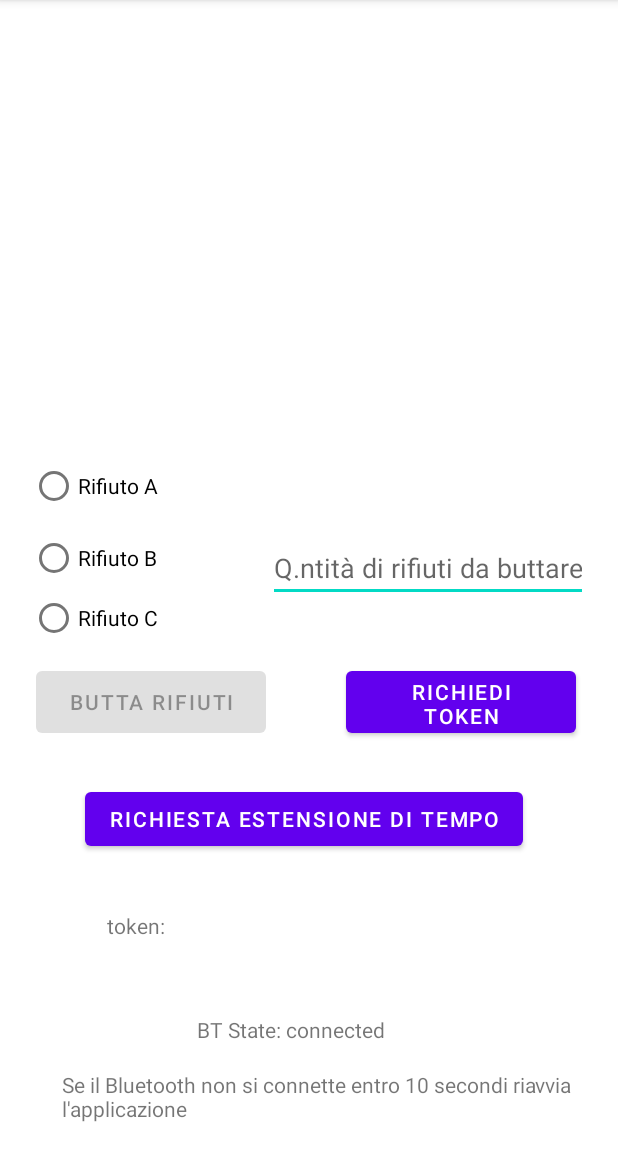
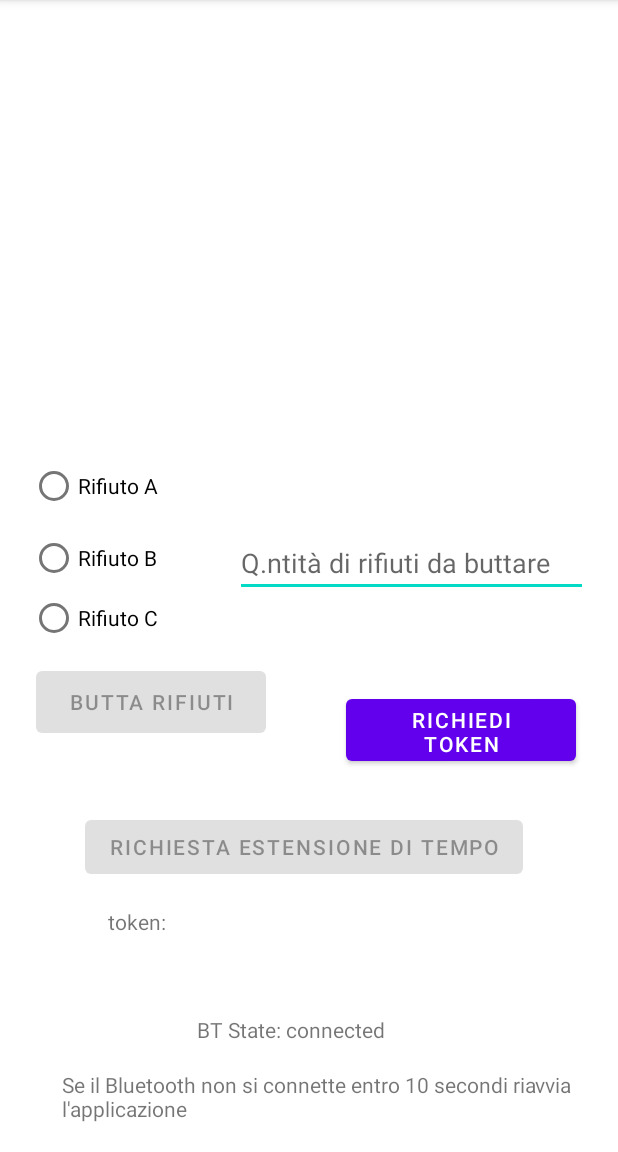
Before and after one commit to AndreaStefanini/SmartDumpster, an Android app: the screen it shows after launch (MainActivity), on a phone screen of 412 x 824 dp, the part 84-1236 px from its top. Run offline under Robolectric (Android 15) with nearby library versions, the phone set to English and light mode, and no system bars; our stand-ins replace Volley; 6 statements that could not run were skipped.

```diff
--- a/src/sd-mobile-app/app/src/main/AndroidManifest.xml
+++ b/src/sd-mobile-app/app/src/main/AndroidManifest.xml
@@ -13,6 +13,7 @@
     <uses-permission android:name="android.permission.ACCESS_COARSE_LOCATION"/>
     <uses-permission android:name="android.permission.ACCESS_BACKGROUND_LOCATION"/>
     <application
+        android:usesCleartextTraffic="true"
         android:allowBackup="true"
         android:icon="@mipmap/ic_launcher"
         android:label="@string/app_name"
--- a/src/sd-mobile-app/app/src/main/res/layout/activity_main.xml
+++ b/src/sd-mobile-app/app/src/main/res/layout/activity_main.xml
@@ -8,8 +8,8 @@
 
     <EditText
         android:id="@+id/quant_trash"
-        android:layout_width="wrap_content"
-        android:layout_height="wrap_content"
+        android:layout_width="235dp"
+        android:layout_height="42dp"
         android:layout_marginTop="356dp"
         android:layout_marginEnd="20dp"
         android:autofillHints="inseisci la quantià di rifiuti da buttare, per un massimo di 100"
@@ -25,6 +25,8 @@
         android:layout_height="127dp"
         android:layout_marginStart="20dp"
         android:layout_marginTop="300dp"
+        android:clickable="false"
+        android:clipChildren="true"
         app:layout_constraintStart_toStartOf="parent"
         app:layout_constraintTop_toTopOf="parent">
 
@@ -55,24 +57,27 @@
         android:id="@+id/request_token"
         android:layout_width="153dp"
         android:layout_height="53dp"
-        android:layout_marginTop="14dp"
+        android:layout_marginStart="230dp"
+        android:layout_marginTop="442dp"
         android:layout_marginEnd="28dp"
-        android:layout_marginBottom="36dp"
+        android:layout_marginBottom="237dp"
         android:onClick="GetToken"
         android:text="@string/richiedi_token"
-        app:layout_constraintBottom_toTopOf="@+id/token"
+        app:layout_constraintBottom_toBottomOf="parent"
         app:layout_constraintEnd_toEndOf="parent"
-        app:layout_constraintTop_toBottomOf="@+id/trashes"
-        app:layout_constraintVertical_bias="0.0" />
+        app:layout_constraintStart_toStartOf="parent"
+        app:layout_constraintTop_toTopOf="parent" />
 
     <TextView
         android:id="@+id/token"
-        android:layout_width="161dp"
-        android:layout_height="35dp"
-        android:layout_marginEnd="87dp"
-        android:layout_marginBottom="25dp"
-        app:layout_constraintBottom_toTopOf="@+id/btState"
-        app:layout_constraintEnd_toEndOf="parent" />
+        android:layout_width="159dp"
+        android:layout_height="44dp"
+        app:layout_constraintBottom_toBottomOf="parent"
+        app:layout_constraintEnd_toEndOf="parent"
+        app:layout_constraintHorizontal_bias="0.575"
+        app:layout_constraintStart_toStartOf="parent"
+        app:layout_constraintTop_toTopOf="parent"
+        app:layout_constraintVertical_bias="0.847" />
 
     <TextView
         android:id="@+id/btState"
@@ -108,18 +113,19 @@
         style="@style/AppTheme"
         android:layout_width="59dp"
         android:layout_height="wrap_content"
-        android:layout_marginStart="71dp"
-        android:layout_marginTop="37dp"
+        android:layout_marginStart="72dp"
+        android:layout_marginTop="16dp"
         android:text="@string/token"
         app:layout_constraintStart_toStartOf="parent"
-        app:layout_constraintTop_toBottomOf="@+id/button" />
+        app:layout_constraintTop_toBottomOf="@+id/extension" />
 
     <Button
-        android:id="@+id/button"
+        android:id="@+id/extension"
         android:layout_width="wrap_content"
         android:layout_height="wrap_content"
         android:layout_marginTop="27dp"
         android:layout_marginEnd="63dp"
+        android:enabled="false"
         android:onClick="RequestDelay"
         android:text="@string/extension"
         app:layout_constraintEnd_toEndOf="parent"
@@ -131,7 +137,7 @@
         android:layout_height="39dp"
         android:layout_marginTop="17dp"
         android:layout_marginEnd="19dp"
-        android:text="Se il Bluetooth non si connette entro 10 secondi riavvia l'applicazione"
+        android:text="@string/warning_message"
         app:layout_constraintEnd_toEndOf="parent"
         app:layout_constraintTop_toBottomOf="@+id/btState" />
 
--- a/src/sd-mobile-app/app/src/main/res/values/strings.xml
+++ b/src/sd-mobile-app/app/src/main/res/values/strings.xml
@@ -9,6 +9,7 @@
     <string name="TrashC">Rifiuto C</string>
     <string name="placeholder">Q.ntità di rifiuti da buttare</string>
     <string name="extension">Richiesta estensione di tempo</string>
+    <string name="warning_message">Se il Bluetooth non si connette entro 10 secondi riavvia "l'applicazione"</string>
 
 
 </resources>
```
Also changed, not shown: src/sd-mobile-app/app/src/main/java/com/example/smartdumpster/MainActivity.java (+54 -25 lines), 4 other files.
